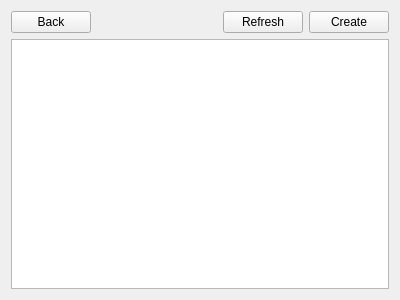
Qt form RoomClient/roombrowser.ui (ljmc2000/VirtualConcertHall) before a commit.
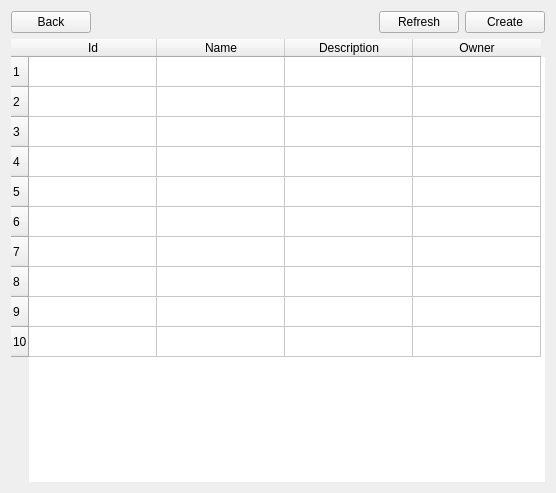
The same form after that commit.

Commit message: so now we can at least display the list of rooms

What changed in the file:
```diff
--- a/RoomClient/roombrowser.ui
+++ b/RoomClient/roombrowser.ui
@@ -6,8 +6,8 @@
    <rect>
     <x>0</x>
     <y>0</y>
-    <width>400</width>
-    <height>300</height>
+    <width>556</width>
+    <height>493</height>
    </rect>
   </property>
   <property name="windowTitle">
@@ -48,8 +48,96 @@
      </property>
     </spacer>
    </item>
-   <item row="1" column="0" colspan="4">
-    <widget class="QTableWidget" name="roomList"/>
+   <item row="1" column="0" colspan="4" alignment="Qt::AlignHCenter">
+    <widget class="QTableWidget" name="roomList">
+     <property name="sizePolicy">
+      <sizepolicy hsizetype="Expanding" vsizetype="Expanding">
+       <horstretch>0</horstretch>
+       <verstretch>0</verstretch>
+      </sizepolicy>
+     </property>
+     <property name="minimumSize">
+      <size>
+       <width>0</width>
+       <height>0</height>
+      </size>
+     </property>
+     <property name="frameShape">
+      <enum>QFrame::NoFrame</enum>
+     </property>
+     <property name="lineWidth">
+      <number>0</number>
+     </property>
+     <property name="horizontalScrollBarPolicy">
+      <enum>Qt::ScrollBarAsNeeded</enum>
+     </property>
+     <property name="sizeAdjustPolicy">
+      <enum>QAbstractScrollArea::AdjustToContents</enum>
+     </property>
+     <property name="editTriggers">
+      <set>QAbstractItemView::NoEditTriggers</set>
+     </property>
+     <property name="selectionMode">
+      <enum>QAbstractItemView::SingleSelection</enum>
+     </property>
+     <property name="selectionBehavior">
+      <enum>QAbstractItemView::SelectRows</enum>
+     </property>
+     <property name="rowCount">
+      <number>10</number>
+     </property>
+     <property name="columnCount">
+      <number>4</number>
+     </property>
+     <attribute name="horizontalHeaderVisible">
+      <bool>true</bool>
+     </attribute>
+     <attribute name="horizontalHeaderCascadingSectionResizes">
+      <bool>true</bool>
+     </attribute>
+     <attribute name="horizontalHeaderMinimumSectionSize">
+      <number>128</number>
+     </attribute>
+     <attribute name="horizontalHeaderDefaultSectionSize">
+      <number>128</number>
+     </attribute>
+     <attribute name="horizontalHeaderHighlightSections">
+      <bool>false</bool>
+     </attribute>
+     <attribute name="verticalHeaderVisible">
+      <bool>true</bool>
+     </attribute>
+     <row/>
+     <row/>
+     <row/>
+     <row/>
+     <row/>
+     <row/>
+     <row/>
+     <row/>
+     <row/>
+     <row/>
+     <column>
+      <property name="text">
+       <string>Id</string>
+      </property>
+     </column>
+     <column>
+      <property name="text">
+       <string>Name</string>
+      </property>
+     </column>
+     <column>
+      <property name="text">
+       <string>Description</string>
+      </property>
+     </column>
+     <column>
+      <property name="text">
+       <string>Owner</string>
+      </property>
+     </column>
+    </widget>
    </item>
   </layout>
  </widget>
```
Left out of the diff: 14 changed lines with no effect on the pictures. The commit also changes 3 other files.
